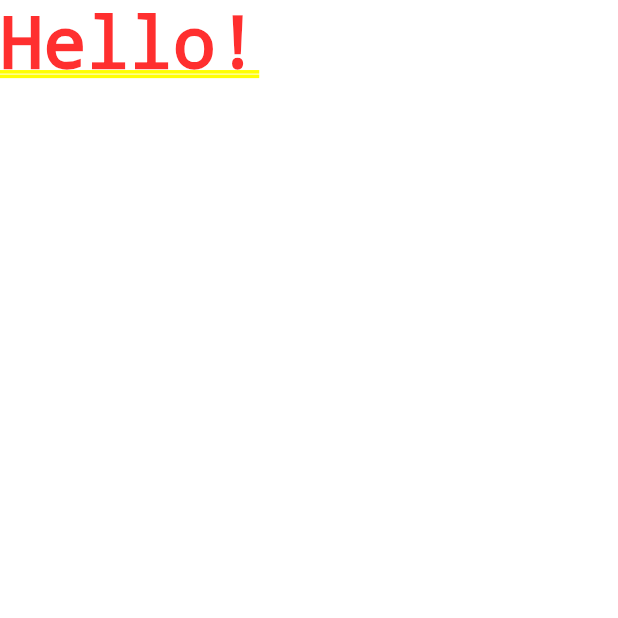
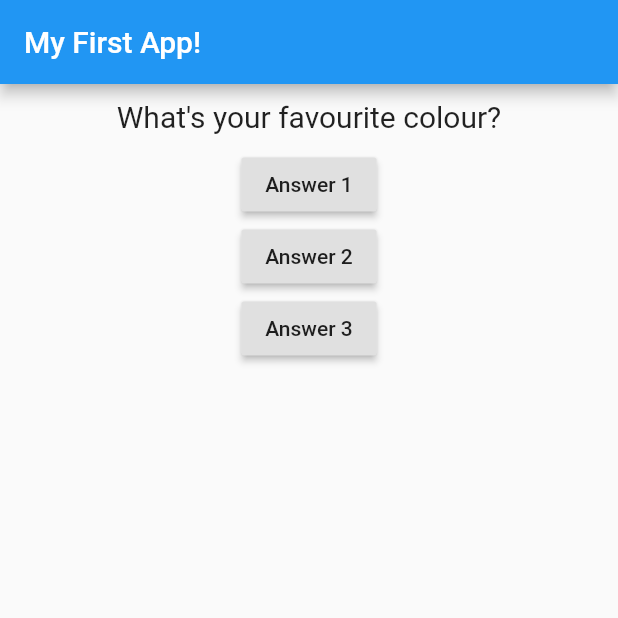
Before and after one commit to djoshua21/flutter_course, a Flutter app: the screen it shows after launch, on a phone screen of 412 x 824 dp, the top half of it. Run offline on Flutter 3.47's test engine with Material 2 defaults, Android fonts, the phone set to English and light mode, and no system bars.

Commit message:
Added question.dart and creating a custom widget in it

```diff
--- a/lib/main.dart
+++ b/lib/main.dart
@@ -1,13 +1,63 @@
 import 'package:flutter/material.dart';
 
-void main() {
-  runApp(MyApp());
+import './question.dart';
+
+// void main() {
+//   runApp(MyApp());
+// }
+
+void main() => runApp(MyApp());
+
+class MyApp extends StatefulWidget {
+  @override
+  _MyAppState createState() => _MyAppState();
 }
 
-class MyApp extends StatelessWidget {
-  build(BuildContext context) {
+class _MyAppState extends State<MyApp> {
+  var _questionIndex = 0;
+
+
+  void answerQuestion() {
+    setState(() {
+      _questionIndex++;
+    });
+    print(_questionIndex);
+    print('Answer Chosen');
+  }
+
+  @override
+  Widget build(BuildContext context) {
+    var _questions = [
+      "What's your favourite colour?",
+      "What's your favourite animal?",
+    ];
     return MaterialApp(
-      home: Text('Hello!'),
+      home: Scaffold(
+        appBar: AppBar(
+          title: Text('My First App!'),
+        ),
+        body: Container(
+          child: Column(
+            children: <Widget>[
+              Question(_questions[_questionIndex]),
+              RaisedButton(
+                child: Text('Answer 1'),
+                onPressed: answerQuestion,
+              ),
+              RaisedButton(
+                child: Text('Answer 2'),
+                onPressed: () => print('Answer 2 Chosen'),
+              ),
+              RaisedButton(
+                child: Text('Answer 3'),
+                onPressed: () {
+                  print('Answer 3 chosen');
+                },
+              ),
+            ],
+          ),
+        ),
+      ),
     );
   }
 }
--- /dev/null
+++ b/lib/question.dart
@@ -0,0 +1,21 @@
+import 'package:flutter/cupertino.dart';
+import 'package:flutter/material.dart';
+
+class Question extends StatelessWidget {
+  final String questionText;
+
+  Question(this.questionText);
+
+  @override
+  Widget build(BuildContext context) {
+    return Container(
+      child: Text(
+        questionText,
+        style: TextStyle(fontSize: 20),
+        textAlign: TextAlign.center,
+      ),
+      width: double.infinity,
+      margin: EdgeInsets.all(10),
+    );
+  }
+}
```
